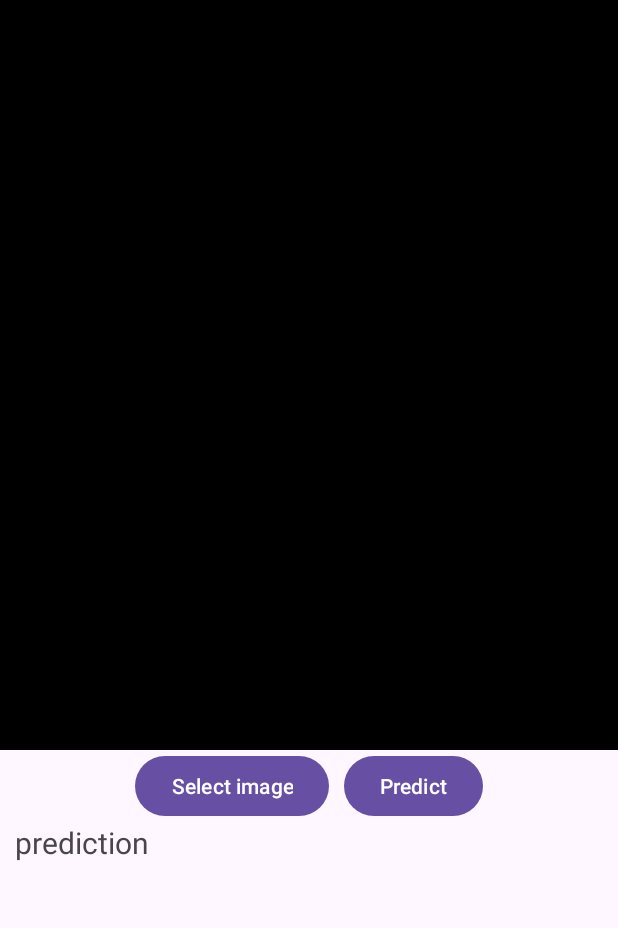
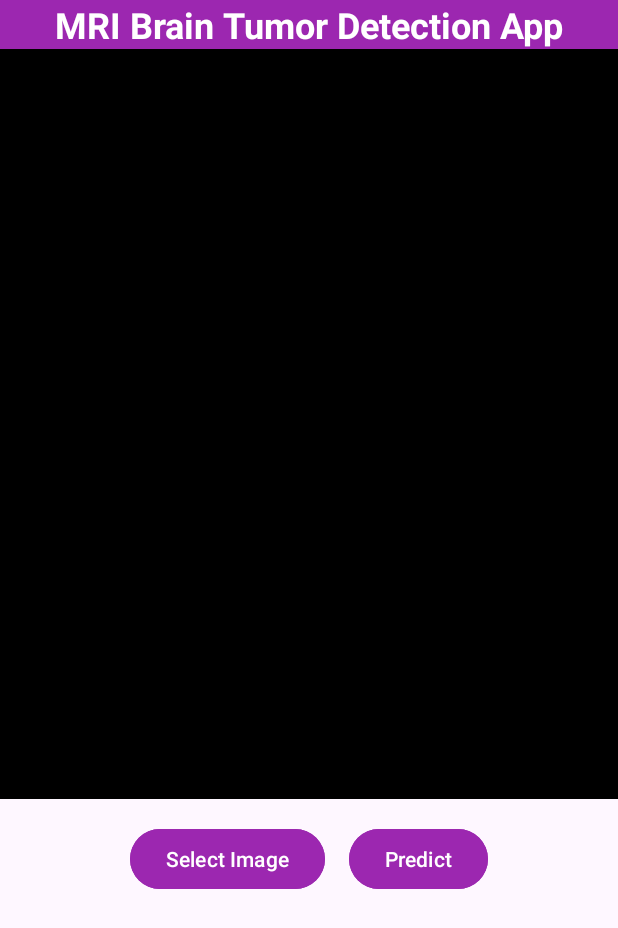
Before and after one commit to Rizwanali324/AndriodAPP_Brain_Tumor_Detection, an Android app: the screen it shows after launch (MainActivity), on a phone screen of 412 x 824 dp. Shown: the top 928 px of the screen. Run offline under Robolectric (Android 15) with nearby library versions, the phone set to English and light mode, and no system bars; libraries missing offline, so code that uses them is left out: org.tensorflow.lite; 9 statements that could not run were skipped.

Commit message:
Added vcs.xml and GUI images

```diff
--- a/medvationsapp/app/src/main/java/com/example/medvationsapp/MainActivity.kt
+++ b/medvationsapp/app/src/main/java/com/example/medvationsapp/MainActivity.kt
@@ -2,13 +2,11 @@ package com.example.medvationsapp
 
 import android.content.Intent
 import android.graphics.Bitmap
-import android.graphics.BitmapFactory
 import android.graphics.Canvas
 import android.graphics.Paint
 import android.graphics.RectF
 import android.os.Bundle
 import android.provider.MediaStore
-import android.util.Log
 import android.widget.Button
 import android.widget.ImageView
 import android.widget.TextView
@@ -50,10 +48,18 @@ class MainActivity : AppCompatActivity(), Detector.DetectorListener {
             if (result.resultCode == RESULT_OK && result.data != null) {
                 val imageUri = result.data?.data
                 try {
+                    // Reset the imageView and resView before displaying the new image
+                    imageView.setImageResource(0) // Clears previous image
+                    resView.text = ""              // Clears previous prediction result
+
                     bitmap = MediaStore.Images.Media.getBitmap(this.contentResolver, imageUri)
                     imageView.setImageBitmap(bitmap)
+
+                    // Reset the TextView to indicate no predictions made yet
+                    resView.text = "Image selected. Click 'Predict' to detect objects."
                 } catch (e: Exception) {
                     e.printStackTrace()
+                    resView.text = "Failed to load image."
                 }
             }
         }
@@ -93,6 +99,9 @@ class MainActivity : AppCompatActivity(), Detector.DetectorListener {
             style = Paint.Style.FILL
         }
 
+        // List to collect the names of detected objects
+        val detectedObjectNames = mutableListOf<String>()
+
         for (box in boundingBoxes) {
             val rectF = RectF(
                 box.x1 * bitmap.width,
@@ -104,9 +113,18 @@ class MainActivity : AppCompatActivity(), Detector.DetectorListener {
             val formattedScore = String.format("%.2f", box.cnf * 100) // Format score to 2 decimal places
             val labelText = "${box.clsName} ($formattedScore%)"
             canvas.drawText(labelText, rectF.left, rectF.top - 10, textPaint)
+
+            // Add the detected object name to the list
+            detectedObjectNames.add("${box.clsName} ($formattedScore%)")
         }
 
         imageView.setImageBitmap(canvasBitmap)
-        resView.text = "${boundingBoxes.size} objects detected."
+
+        // Update the TextView to display the detected object names
+        if (detectedObjectNames.isNotEmpty()) {
+            resView.text = "Detected: ${detectedObjectNames.joinToString(", ")}"
+        } else {
+            resView.text = "No objects detected."
+        }
     }
 }
--- a/medvationsapp/app/src/main/res/layout/activity_main.xml
+++ b/medvationsapp/app/src/main/res/layout/activity_main.xml
@@ -4,43 +4,70 @@
     xmlns:tools="http://schemas.android.com/tools"
     android:layout_width="match_parent"
     android:layout_height="match_parent"
+    android:padding="0dp"
     tools:context=".MainActivity">
 
+    <!-- Title of the App with purple background -->
+    <TextView
+        android:id="@+id/titleText"
+        android:layout_width="match_parent"
+        android:layout_height="wrap_content"
+        android:text="MRI Brain Tumor Detection App"
+        android:textSize="24sp"
+        android:textStyle="bold"
+        android:textColor="@android:color/white"
+        android:gravity="center"
+        android:background="@color/purple_500"
+        android:padding="0dp" />
+
+    <!-- ImageView for displaying MRI images -->
     <ImageView
+        android:id="@+id/imageView"
         android:layout_width="match_parent"
         android:layout_height="500dp"
+        android:layout_below="@id/titleText"
         android:background="@color/black"
-        android:id="@+id/imageView" />
+        android:contentDescription="MRI Image Preview"
+        android:padding="0dp"/>
 
+    <!-- Buttons for selecting and predicting -->
     <LinearLayout
+        android:id="@+id/linLayout"
         android:layout_width="wrap_content"
         android:layout_height="wrap_content"
-        android:id="@+id/linLayout"
+        android:layout_below="@+id/imageView"
         android:layout_centerHorizontal="true"
-        android:layout_below="@+id/imageView">
+        android:orientation="horizontal"
+        android:layout_marginTop="16dp"
+        android:padding="0dp"> <!-- Set padding to 0dp -->
+
         <Button
+            android:id="@+id/selectBtn"
             android:layout_width="wrap_content"
             android:layout_height="wrap_content"
-            android:text="Select image"
-            android:layout_marginRight="10dp"
-            android:id="@+id/selectBtn"/>
+            android:text="Select Image"
+            android:layout_marginRight="16dp"
+            android:textColor="@android:color/white"
+            android:backgroundTint="@color/purple_500" />
+
         <Button
+            android:id="@+id/predictBtn"
             android:layout_width="wrap_content"
             android:layout_height="wrap_content"
             android:text="Predict"
-            android:id="@+id/predictBtn"/>
+            android:textColor="@android:color/white"
+            android:backgroundTint="@color/purple_500" />
     </LinearLayout>
 
+    <!-- TextView for displaying prediction result -->
     <TextView
+        android:id="@+id/resView"
         android:layout_width="wrap_content"
         android:layout_height="wrap_content"
-        android:id="@+id/resView"
-        android:text="prediction"
-        android:textSize="20dp"
+        android:layout_below="@+id/linLayout"
+        android:layout_marginTop="16dp"
         android:layout_marginLeft="10dp"
-        android:layout_below="@+id/linLayout"/>
-
-
-
+        android:textSize="20sp"
+        android:textColor="@color/black" />
 
 </RelativeLayout>
--- a/medvationsapp/app/src/main/res/values/colors.xml
+++ b/medvationsapp/app/src/main/res/values/colors.xml
@@ -2,4 +2,7 @@
 <resources>
     <color name="black">#FF000000</color>
     <color name="white">#FFFFFFFF</color>
+    <color name="purple_500">#9C27B0</color>
+    <color name="yellow_50">#FFFF00</color> <!-- Define the yellow color -->
+
 </resources>
```
